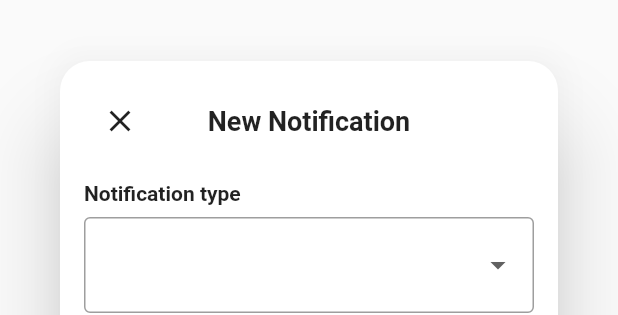
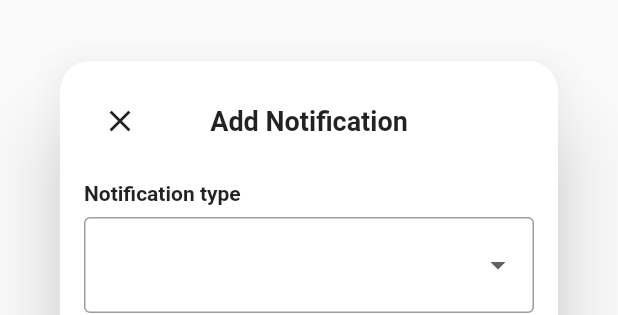
Before and after one commit to FraserNicholson/alamb_clock_app, a Flutter app: the NotificationPopup widget shown alone on an empty page, opened directly, on a phone screen of 412 x 824 dp. Shown: the part 299-614 px from the top of the screen. Run offline on Flutter 3.47's test engine with Material 2 defaults, Android fonts, the phone set to English and light mode, and no system bars.

Commit message:
Alter notification popup title text

```diff
--- a/lib/set_notification_popup.dart
+++ b/lib/set_notification_popup.dart
@@ -1,5 +1,6 @@
 import 'package:flutter/material.dart';
 
+// ignore: must_be_immutable
 class NotificationPopup extends StatefulWidget {
   final List<String> notificationTypes = ['Innings Started', 'Wicket Count'];
   String selectedNotificationType;
@@ -7,6 +8,7 @@ class NotificationPopup extends StatefulWidget {
   String selectedTeam;
   int? selectedWicketCount;
   bool showWicketCountSelector = false;
+  String? notificationTitleText;
 
   NotificationPopup(
       {super.key,
@@ -15,6 +17,9 @@ class NotificationPopup extends StatefulWidget {
       required this.selectedWicketCount,
       required this.teams}) {
     showWicketCountSelector = selectedNotificationType == 'Wicket Count';
+    notificationTitleText = selectedNotificationType != ''
+        ? 'Update Notification'
+        : 'Add Notification';
   }
 
   @override
@@ -60,9 +65,9 @@ class _NotificationPopupState extends State<NotificationPopup> {
             Navigator.of(context).pop();
           },
         ),
-        const Text(
-          'New Notification',
-          style: TextStyle(
+        Text(
+          widget.notificationTitleText!,
+          style: const TextStyle(
             fontWeight: FontWeight.bold,
             fontSize: 18.0,
           ),
```
